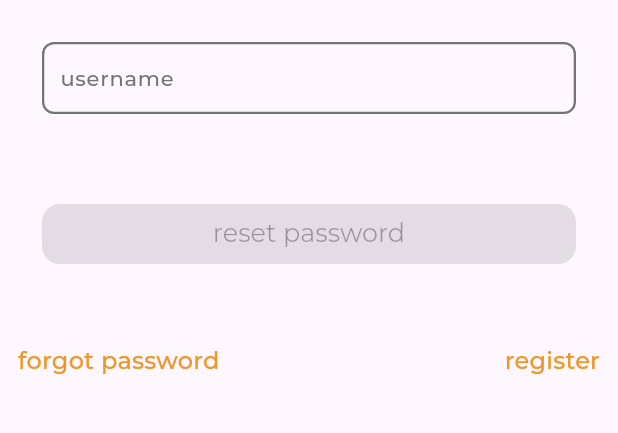
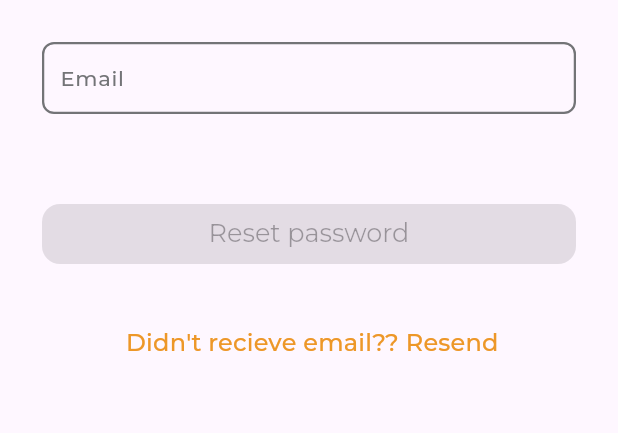
Before and after one commit to shehab-nabil/Ecommerce-App-, a Flutter app: the ForgotPasswordView screen opened by its route, on a phone screen of 412 x 824 dp, the part 486-919 px from its top. Run offline on Flutter 3.47's test engine with Material 3 defaults, Android fonts, the phone set to English and light mode, and no system bars; our stand-ins replace dartz, dio, flutter_svg, freezed_annotation, gap, get_it and 6 more; missing offline and left inert: dart:ffi; accounts and stored records are empty; generated files the repository leaves out were written again.

Commit message:
forget password flow

```diff
--- a/lib/data/data_source/remote_data_source.dart
+++ b/lib/data/data_source/remote_data_source.dart
@@ -4,6 +4,7 @@ import '../response/responses.dart';
 
 abstract class RemoteDataSource {
   Future<AuthenticationResponse> login(LoginRequests loginRequests);
+  Future<ForgetPasswordResponse> forgotPassword(String email);
 }
 
 class RemoteDataSourceImpl implements RemoteDataSource {
@@ -15,4 +16,9 @@ class RemoteDataSourceImpl implements RemoteDataSource {
     return await _appServiceClint.login(
         loginRequests.email, loginRequests.password);
   }
+
+  @override
+  Future<ForgetPasswordResponse> forgotPassword(String email) async {
+    return await _appServiceClint.forgetPassword(email);
+  }
 }
--- a/lib/data/mapper/mapper.dart
+++ b/lib/data/mapper/mapper.dart
@@ -29,3 +29,9 @@ extension AuthenticationResponseMapper on AuthenticationResponse? {
     );
   }
 }
+
+extension ForgetPasswordResponseMapper on ForgetPasswordResponse? {
+  String toDomain() {
+    return this?.support.orEmpty() ?? Constants.empty;
+  }
+}
--- a/lib/data/networks/app_api.dart
+++ b/lib/data/networks/app_api.dart
@@ -10,4 +10,10 @@ abstract class AppServiceClient {
   @POST('/customer/login')
   Future<AuthenticationResponse> login(
       @Field("email") String email, @Field("password") String password);
+
+  //forget password
+  @POST('/customer/forgotPassword')
+  Future<ForgetPasswordResponse> forgetPassword(
+    @Field("email") String email,
+  );
 }
--- a/lib/data/networks/requests.dart
+++ b/lib/data/networks/requests.dart
@@ -6,3 +6,10 @@ class LoginRequests {
     this.password,
   );
 }
+
+class ForgetPasswordRequests {
+  String email;
+  ForgetPasswordRequests(
+    this.email,
+  );
+}
--- a/lib/domain/repository/repository.dart
+++ b/lib/domain/repository/repository.dart
@@ -6,4 +6,5 @@ import 'package:dartz/dartz.dart';
 abstract class Repository {
   Future<Either<Failure, AuthenticationModel>> login(
       LoginRequests loginRequests);
+  Future<Either<Failure, String>> forgotPassword(String email);
 }
--- /dev/null
+++ b/lib/domain/usecase/forgetpassword_usecase.dart
@@ -0,0 +1,16 @@
+import 'package:dartz/dartz.dart';
+import 'package:tut/data/networks/failure.dart';
+
+import 'package:tut/domain/repository/repository.dart';
+import 'package:tut/domain/usecase/base_usecase.dart';
+
+class ForgetPasswordUseCase implements BaseUseCase<String, String> {
+  final Repository _repository;
+
+  ForgetPasswordUseCase(this._repository);
+
+  @override
+  Future<Either<Failure, String>> excute(String email) async {
+    return await _repository.forgotPassword(email);
+  }
+}
--- a/lib/presentation/forgot_password/view/forgot_password_view.dart
+++ b/lib/presentation/forgot_password/view/forgot_password_view.dart
@@ -86,8 +86,8 @@ class _LoginViewState extends State<ForgotPasswordView> {
                           keyboardType: TextInputType.emailAddress,
                           controller: _userNameController,
                           decoration: InputDecoration(
-                            hintText: AppStrings.username,
-                            labelText: AppStrings.username,
+                            hintText: AppStrings.emailHint,
+                            labelText: AppStrings.emailHint,
                             errorText: (snapshot.data ?? true)
                                 ? null
                                 : AppStrings.usernameError,
@@ -116,33 +116,14 @@ class _LoginViewState extends State<ForgotPasswordView> {
                         );
                       }),
                 ),
-                const Gap(AppSize.s40),
-                Row(
-                  mainAxisAlignment: MainAxisAlignment.spaceBetween,
-                  children: [
-                    TextButton(
-                      onPressed: () {
-                        Navigator.pushReplacementNamed(
-                            context, Routes.forgotPasswordRoute);
-                      },
-                      child: Text(
-                        AppStrings.forgetPassword,
-                        style: Theme.of(context).textTheme.titleMedium,
-                        textAlign: TextAlign.end,
-                      ),
-                    ),
-                    TextButton(
-                      onPressed: () {
-                        Navigator.pushReplacementNamed(
-                            context, Routes.registerRoute);
-                      },
-                      child: Text(
-                        AppStrings.register,
-                        style: Theme.of(context).textTheme.titleMedium,
-                        textAlign: TextAlign.end,
-                      ),
-                    ),
-                  ],
+                const Gap(AppSize.s28),
+                TextButton(
+                  onPressed: () {},
+                  child: Text(
+                    AppStrings.resendEmail,
+                    style: Theme.of(context).textTheme.titleMedium,
+                    textAlign: TextAlign.end,
+                  ),
                 ),
               ],
             )),
--- a/lib/presentation/resource/strings_manager.dart
+++ b/lib/presentation/resource/strings_manager.dart
@@ -21,9 +21,9 @@ class AppStrings {
   static const loading = "loading";
   static const retryAgain = "retry again";
   static const ok = "ok";
-  static const String emailHint = 'email';
+  static const String emailHint = 'Email';
   static const String invalidEmail = "email error";
-  static const String resetPassword = "reset password";
+  static const String resetPassword = "Reset password";
   static const String success = "success";
   static const String userNameInvalid = "username message";
   static const String mobileNumberInvalid = "mobile number message";
@@ -47,6 +47,7 @@ class AppStrings {
   static const String contactUs = "contact us";
   static const String inviteYourFriends = "invite your friends";
   static const String logout = "logout";
+  static const String resendEmail = "Didn't recieve email?? Resend ";
 
   // error handler
   static const String badRequestError = "bad_request_error";
```
Also changed, not shown: lib/data/repository/repostiory_impl.dart (+27 -0 lines), lib/data/response/responses.dart (+15 -0 lines), lib/presentation/forgot_password/view_model/forget_passsword_view_model.dart (added, +69 -0 lines), lib/presentation/main/main_view.dart (+14 -2 lines), lib/data/networks/app_api.g.dart, lib/data/response/responses.g.dart.
